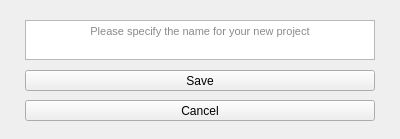
The window that Qt/InstaDam/app/serverprojectname.ui (Vedhus/InstaDam) describes before a commit, drawn with Qt 5.
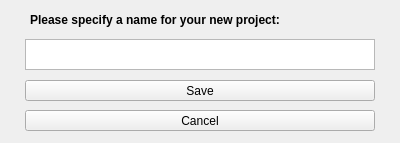
The same window after the commit.

Commit message: (1) delete current project bug fix, (2) update to the save project interface, (3) saving a new project immediately upon creation

Patch:
```diff
--- a/Qt/InstaDam/app/serverprojectname.ui
+++ b/Qt/InstaDam/app/serverprojectname.ui
@@ -7,7 +7,7 @@
     <x>0</x>
     <y>0</y>
     <width>400</width>
-    <height>139</height>
+    <height>143</height>
    </rect>
   </property>
   <property name="windowTitle">
@@ -17,9 +17,9 @@
    <property name="geometry">
     <rect>
      <x>25</x>
-     <y>20</y>
+     <y>39</y>
      <width>350</width>
-     <height>40</height>
+     <height>31</height>
     </rect>
    </property>
    <property name="html">
@@ -27,14 +27,14 @@
 &lt;html&gt;&lt;head&gt;&lt;meta name=&quot;qrichtext&quot; content=&quot;1&quot; /&gt;&lt;style type=&quot;text/css&quot;&gt;
 p, li { white-space: pre-wrap; }
 &lt;/style&gt;&lt;/head&gt;&lt;body style=&quot; font-family:'MS Shell Dlg 2'; font-size:8.25pt; font-weight:400; font-style:normal;&quot;&gt;
-&lt;p align=&quot;center&quot; style=&quot; margin-top:0px; margin-bottom:0px; margin-left:0px; margin-right:0px; -qt-block-indent:0; text-indent:0px;&quot;&gt;&lt;span style=&quot; color:#8a8a8a;&quot;&gt;Please specify the name for your new project&lt;/span&gt;&lt;/p&gt;&lt;/body&gt;&lt;/html&gt;</string>
+&lt;p align=&quot;center&quot; style=&quot;-qt-paragraph-type:empty; margin-top:0px; margin-bottom:0px; margin-left:0px; margin-right:0px; -qt-block-indent:0; text-indent:0px;&quot;&gt;&lt;br /&gt;&lt;/p&gt;&lt;/body&gt;&lt;/html&gt;</string>
    </property>
   </widget>
   <widget class="QPushButton" name="pushButton">
    <property name="geometry">
     <rect>
      <x>25</x>
-     <y>70</y>
+     <y>80</y>
      <width>350</width>
      <height>21</height>
     </rect>
@@ -47,7 +47,7 @@
    <property name="geometry">
     <rect>
      <x>25</x>
-     <y>100</y>
+     <y>110</y>
      <width>350</width>
      <height>21</height>
     </rect>
@@ -56,6 +56,25 @@
     <string>Cancel</string>
    </property>
   </widget>
+  <widget class="QLabel" name="label">
+   <property name="geometry">
+    <rect>
+     <x>30</x>
+     <y>10</y>
+     <width>341</width>
+     <height>20</height>
+    </rect>
+   </property>
+   <property name="font">
+    <font>
+     <weight>75</weight>
+     <bold>true</bold>
+    </font>
+   </property>
+   <property name="text">
+    <string>Please specify a name for your new project:</string>
+   </property>
+  </widget>
  </widget>
  <resources/>
  <connections/>
```
The commit also changes 12 other files.
